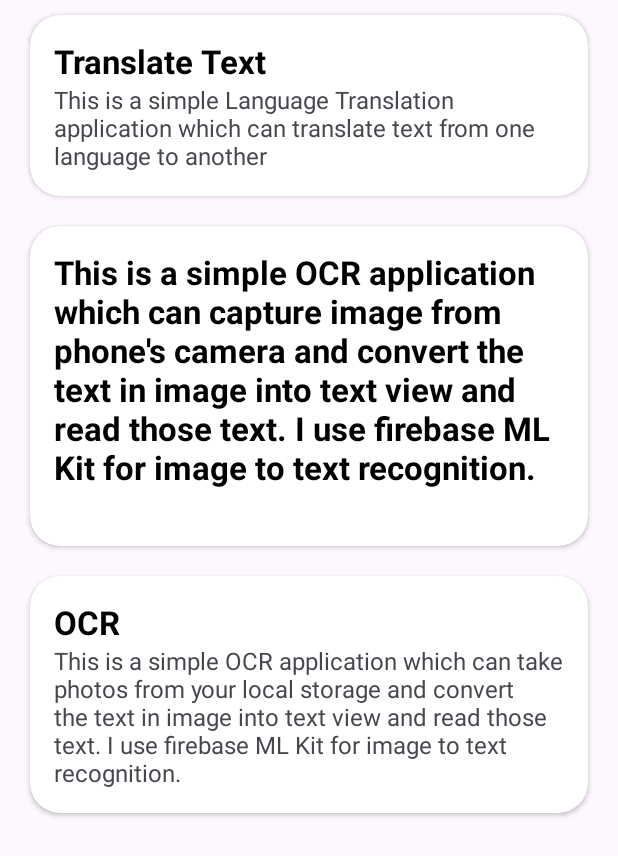
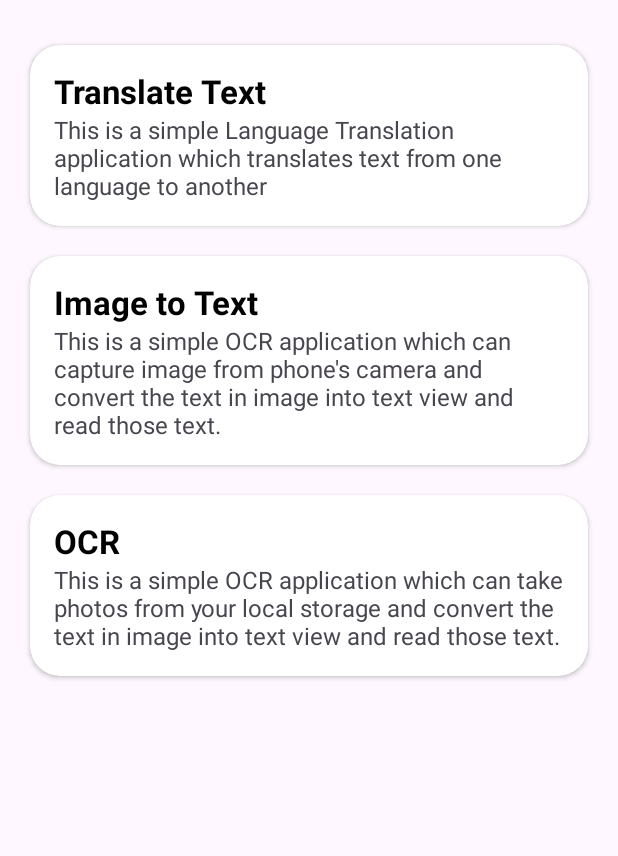
Before and after one commit to Muneera1996/MyMLKit, an Android app: the screen it shows after launch (MainActivity), on a phone screen of 412 x 824 dp. Shown: the top 856 px of the screen. Run offline under Robolectric (Android 15) with nearby library versions, the phone set to English and light mode, and no system bars; our stand-ins replace data binding.

Commit message:
minor layout fixes

```diff
--- a/app/src/main/java/com/example/mymlkit/menu/MainActivity.kt
+++ b/app/src/main/java/com/example/mymlkit/menu/MainActivity.kt
@@ -27,9 +27,9 @@ class MainActivity : AppCompatActivity(), MenuAdapter.RecyclerViewEvent {
         mainBinding = DataBindingUtil.setContentView(this, R.layout.activity_main)
 
         menuList.clear()
-        menuList.add(Menu("Translate Text","This is a simple Language Translation application which can translate text from one language to another"))
-        menuList.add(Menu("This is a simple OCR application which can capture image from phone's camera and convert the text in image into text view and read those text. I use firebase ML Kit for image to text recognition."))
-        menuList.add(Menu("OCR","This is a simple OCR application which can take photos from your local storage and convert the text in image into text view and read those text. I use firebase ML Kit for image to text recognition."))
+        menuList.add(Menu("Translate Text","This is a simple Language Translation application which translates text from one language to another"))
+        menuList.add(Menu("Image to Text","This is a simple OCR application which can capture image from phone's camera and convert the text in image into text view and read those text."))
+        menuList.add(Menu("OCR","This is a simple OCR application which can take photos from your local storage and convert the text in image into text view and read those text. "))
 
         // Adapter
         mAdapter = MenuAdapter(menuList,this)
--- a/app/src/main/res/layout/activity_main.xml
+++ b/app/src/main/res/layout/activity_main.xml
@@ -7,6 +7,7 @@
 <androidx.constraintlayout.widget.ConstraintLayout
     android:layout_width="match_parent"
     android:layout_height="match_parent"
+    android:layout_marginVertical="20dp"
     tools:context=".menu.MainActivity">
 
 
```
